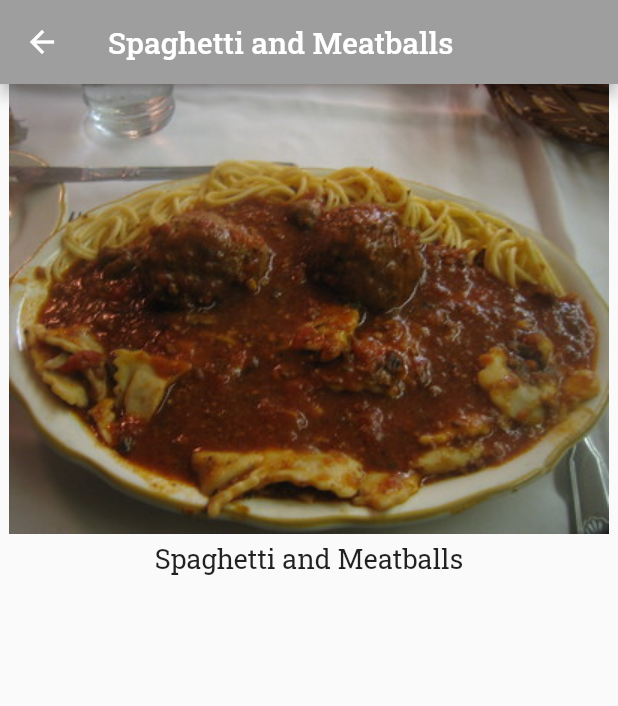
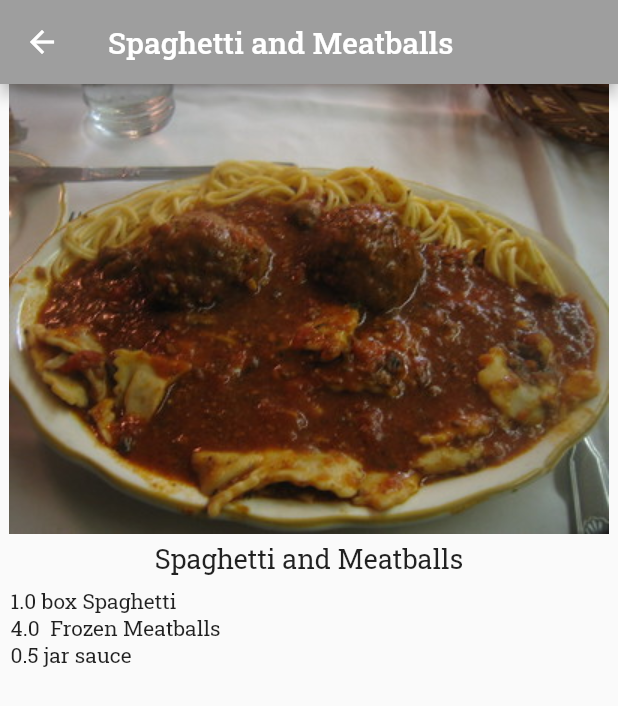
Before and after one commit to MuhammadIbraheem18sw26/Recipes-App, a Flutter app: the screen it shows after launch, after a tap on "Spaghetti and Meatballs", on a phone screen of 412 x 824 dp. Shown: the top 706 px of the screen. Run offline on Flutter 3.47's test engine with Material 2 defaults, Android fonts, the phone set to English and light mode, and no system bars; our stand-ins replace get.

```diff
--- a/lib/screens/myhome_page.dart
+++ b/lib/screens/myhome_page.dart
@@ -33,6 +33,8 @@ class _MyHomePageState extends State<MyHomePage> {
                       Get.toNamed(RecipeDetail.recipeDetail, arguments: {
                         'label': recipe[index].label,
                         'imgUrl': recipe[index].imageUrl,
+                        'ingredients': recipe[index].ingredients,
+                        'servings': recipe[index].servings,
                       });
                     },
                     child: buildRecipeCard(recipe[index]));
--- a/lib/screens/recipe_details.dart
+++ b/lib/screens/recipe_details.dart
@@ -40,7 +40,20 @@ class _RecipeDetailState extends State<RecipeDetail> {
               data['label'],
               style: const TextStyle(fontSize: 18),
             ),
-            // TODO: Add Expanded
+            Expanded(
+              // 8
+              child: ListView.builder(
+                padding: const EdgeInsets.all(7.0),
+                itemCount: data['ingredients'].length,
+                itemBuilder: (BuildContext context, int index) {
+                  final ingredient = data['ingredients'][index];
+                  // 9
+                  // TODO: Add ingredient.quantity
+                  return Text(
+                      '${ingredient.quantity} ${ingredient.measure} ${ingredient.name}');
+                },
+              ),
+            ),
 
             // TODO: Add Slider() here
           ],
```
